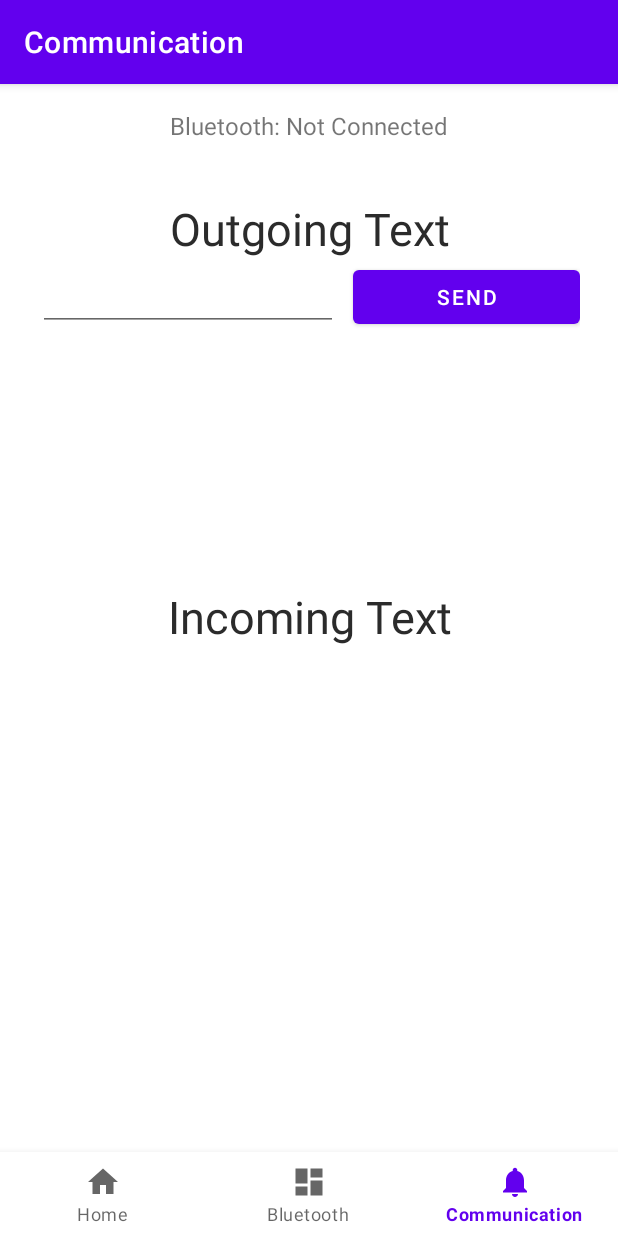
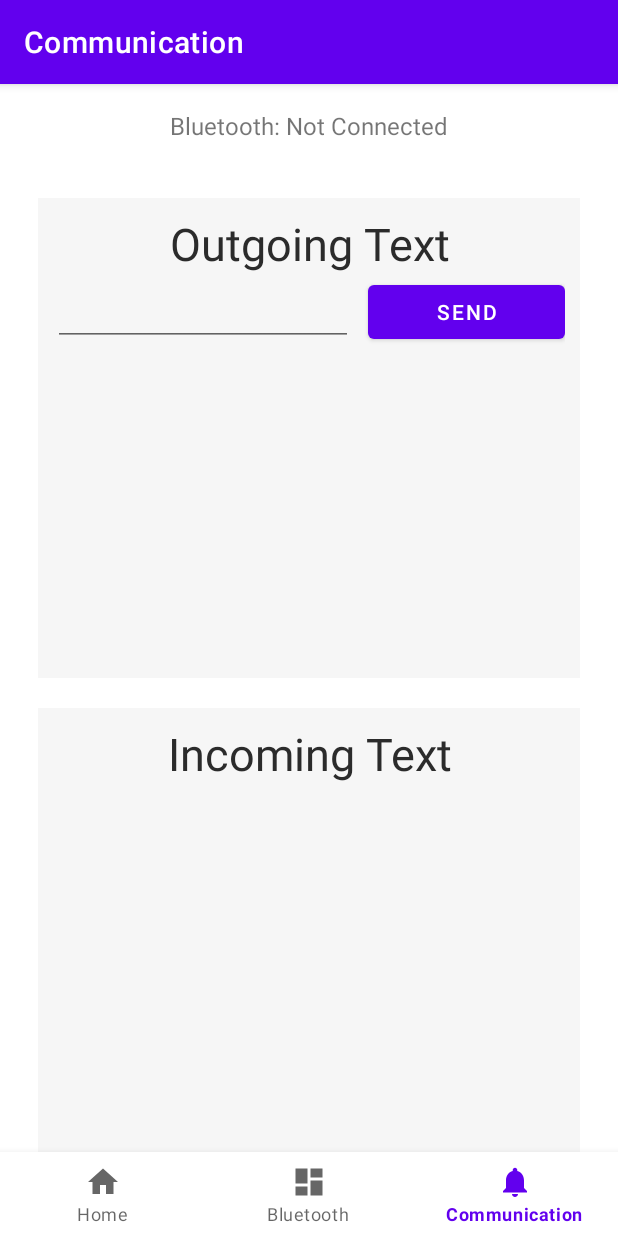
Before and after one commit to NicChoo96/MDP_Group29_Android, an Android app: the CommunicationFragment screen opened through its navigation route, on a phone screen of 412 x 824 dp. Run offline under Robolectric (Android 15) with nearby library versions, the phone set to English and light mode, and no system bars; our stand-ins replace navigation-ui.

Commit message:
Fixed communication page outgoing layout bug not showing list items

```diff
--- a/app/src/main/java/com/example/mdp_grp29/ui/communication/CommunicationFragment.java
+++ b/app/src/main/java/com/example/mdp_grp29/ui/communication/CommunicationFragment.java
@@ -79,8 +79,9 @@ public class CommunicationFragment extends Fragment {
 
         bluetoothComponent = BluetoothComponent.getInstance(getActivity(), mHandler);
 
-        populateExistingArrayAdapter(incomingMessageArrayAdapter, bluetoothComponent.getPersistentIncomingComms());
-        populateExistingArrayAdapter(outgoingMessageArrayAdapter, bluetoothComponent.getPersistentOutgoingComms());
+        // Persist the view communication data after it got switched back to the communication page
+        populateExistingArrayAdapter(incomingMessageLV, incomingMessageArrayAdapter, bluetoothComponent.getPersistentIncomingComms());
+        populateExistingArrayAdapter(outgoingMessageLV, outgoingMessageArrayAdapter, bluetoothComponent.getPersistentOutgoingComms());
 
         send_text_button = view.findViewById(R.id.send_text_button);
         outgoing_text_edit = view.findViewById(R.id.outgoing_text_edit);
@@ -103,18 +104,21 @@ public class CommunicationFragment extends Fragment {
                     // Send message out
                     bluetoothComponent.getBluetoothService().write(outgoingText.getBytes());
                     outgoingMessageArrayAdapter.add(outgoingText);
+                    outgoingMessageLV.setSelection(outgoingMessageArrayAdapter.getCount()-1);
                     // Reset string buffer
                     BluetoothComponent.mOutStringBuffer.setLength(0);
                 }
             }
         });
-
     }
 
-    private void populateExistingArrayAdapter(ArrayAdapter<String> arrayAdapter, ArrayList<String> arrayList){
+    private void populateExistingArrayAdapter(ListView listView, ArrayAdapter<String> arrayAdapter, ArrayList<String> arrayList){
+        if(arrayList.size() == 0)
+            return;
         for(int i = 0; i < arrayList.size(); i++){
             arrayAdapter.add(arrayList.get(i));
         }
+        listView.setSelection(arrayAdapter.getCount() - 1);
     }
 
     private void connectionUpdateSequence(boolean isConnected){
@@ -177,6 +181,7 @@ public class CommunicationFragment extends Fragment {
                     // Add incoming message to incoming list view
                     Log.d(TAG, readMessage);
                     incomingMessageArrayAdapter.add(readMessage);
+                    incomingMessageLV.setSelection(incomingMessageArrayAdapter.getCount()-1);
                     Log.d("Handler Log: ", "MESSAGE_READ - " + readMessage);
                     break;
                 case Constants.MESSAGE_TOAST:
--- a/app/src/main/res/layout/fragment_communication.xml
+++ b/app/src/main/res/layout/fragment_communication.xml
@@ -8,20 +8,23 @@
 
     <LinearLayout
         android:layout_width="match_parent"
-        android:layout_height="match_parent"
+        android:layout_height="wrap_content"
         android:orientation="vertical"
         app:layout_constraintBottom_toBottomOf="parent"
         app:layout_constraintEnd_toEndOf="parent"
         app:layout_constraintStart_toStartOf="parent"
-        app:layout_constraintTop_toTopOf="parent">
+        app:layout_constraintTop_toTopOf="parent"
+        app:layout_constraintVertical_bias="0.0">
 
         <LinearLayout
             android:layout_width="match_parent"
-            android:layout_height="wrap_content"
+            android:layout_height="320dp"
             android:layout_marginStart="25dp"
             android:layout_marginTop="20dp"
             android:layout_marginEnd="25dp"
-            android:orientation="vertical">
+            android:background="#F6F6F6"
+            android:orientation="vertical"
+            android:padding="10dp">
 
             <TextView
                 android:id="@+id/textView"
@@ -34,7 +37,7 @@
 
             <LinearLayout
                 android:layout_width="match_parent"
-                android:layout_height="match_parent"
+                android:layout_height="wrap_content"
                 android:orientation="horizontal">
 
                 <EditText
@@ -54,21 +57,25 @@
                     android:layout_marginStart="10dp"
                     android:text="@string/button_send_text"
                     tools:ignore="TouchTargetSizeCheck" />
+
             </LinearLayout>
 
             <ListView
                 android:id="@+id/outgoingMessageLV"
                 android:layout_width="match_parent"
-                android:layout_height="150dp" />
+                android:layout_height="200dp" />
+
         </LinearLayout>
 
         <LinearLayout
             android:layout_width="match_parent"
-            android:layout_height="wrap_content"
+            android:layout_height="300dp"
             android:layout_marginStart="25dp"
             android:layout_marginTop="20dp"
             android:layout_marginEnd="25dp"
-            android:orientation="vertical">
+            android:background="#F6F6F6"
+            android:orientation="vertical"
+            android:padding="10dp">
 
             <TextView
                 android:id="@+id/textView2"
```
